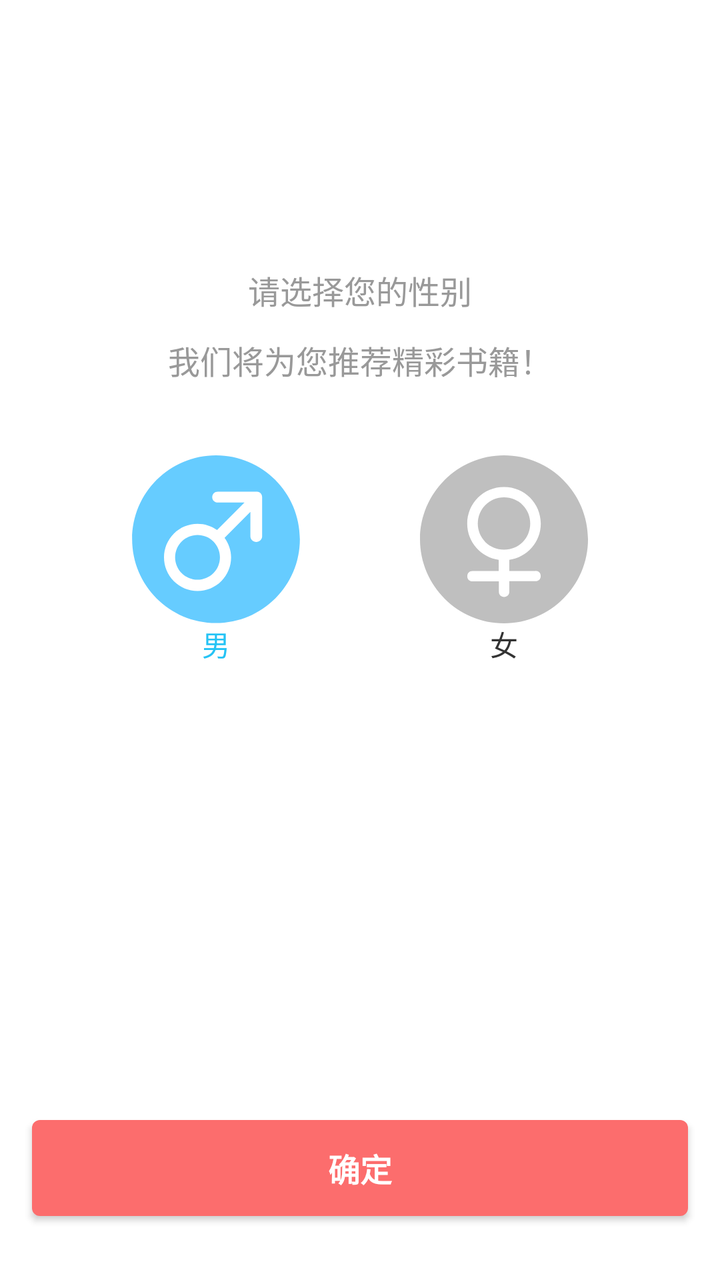
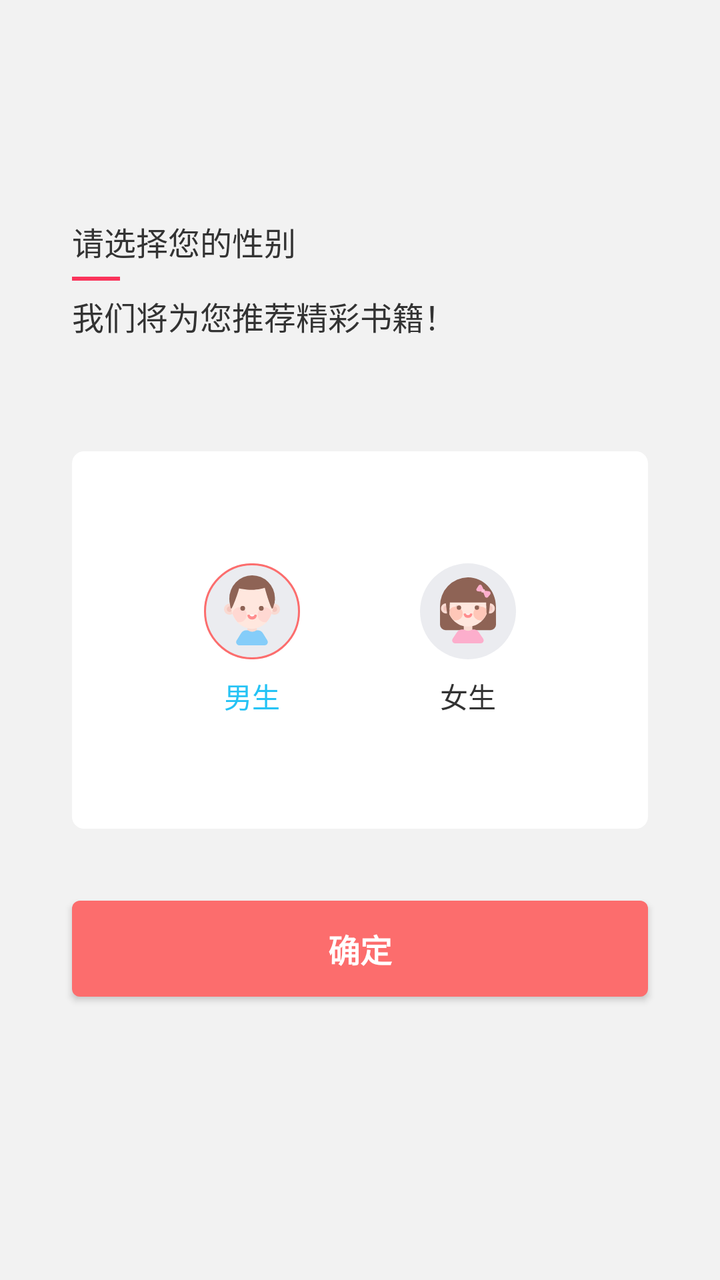

An Android layout rendered at two revisions. The XML below is the earlier revision; the diff shows what the commit changed to produce the second picture.
<!-- AndroidManifest.xml: application theme AppTheme -->
<!-- res/layout/activity_gender_choice.xml -->
<?xml version="1.0" encoding="utf-8"?>
<androidx.constraintlayout.widget.ConstraintLayout xmlns:android="http://schemas.android.com/apk/res/android"
    xmlns:app="http://schemas.android.com/apk/res-auto"
    android:layout_width="match_parent"
    android:layout_height="match_parent"
    android:background="@color/white"
    android:fitsSystemWindows="true">

    <TextView
        android:layout_width="wrap_content"
        android:layout_height="wrap_content"
        android:padding="@dimen/dp_36"
        android:gravity="center"
        android:text="@string/hint_select_your_gender"
        android:textColor="@color/txt_gray_999"
        android:lineSpacingMultiplier="1.5"
        android:textSize="@dimen/sp_16"
        app:layout_constraintBottom_toTopOf="@+id/rg_gender_register"
        app:layout_constraintLeft_toLeftOf="parent"
        app:layout_constraintRight_toRightOf="parent" />


    <RadioGroup
        android:id="@+id/rg_gender_register"
        android:layout_width="match_parent"
        android:layout_height="wrap_content"
        android:gravity="center"
        android:orientation="horizontal"
        app:layout_constraintBottom_toTopOf="@+id/btn_reg_gender_choice_confirm"
        app:layout_constraintTop_toTopOf="parent">

        <androidx.appcompat.widget.AppCompatRadioButton
            android:id="@+id/rb_gender_male_register"
            android:layout_width="wrap_content"
            android:layout_height="wrap_content"
            android:layout_marginEnd="30dp"
            android:button="@null"
            android:checked="true"
            android:drawableTop="@drawable/selector_gender_man_large"
            android:gravity="center_horizontal"
            android:text="@string/txt_male"
            android:textColor="@drawable/selector_gender_man_rb_txtcolor" />

        <androidx.appcompat.widget.AppCompatRadioButton
            android:id="@+id/rb_gender_female_register"
            android:layout_width="wrap_content"
            android:layout_height="wrap_content"
            android:layout_marginStart="30dp"
            android:button="@null"
            android:drawableTop="@drawable/selector_gender_female_large"
            android:gravity="center_horizontal"
            android:text="@string/txt_female"
            android:textColor="@drawable/selector_gender_rb_txtcolor" />
    </RadioGroup>

    <Button
        android:id="@+id/btn_reg_gender_choice_confirm"
        style="@style/Btn_Normal"
        android:layout_width="match_parent"
        android:layout_height="wrap_content"
        android:layout_marginStart="@dimen/dp_16"
        android:layout_marginEnd="@dimen/dp_16"
        android:layout_marginBottom="@dimen/dp_32"
        android:text="@string/txt_confirm"
        app:layout_constraintBottom_toBottomOf="parent" />

</androidx.constraintlayout.widget.ConstraintLayout>
<!-- resources referenced by this layout -->
<resources>
  <color name="txt_gray_999">#999999</color>
  <dimen name="dp_16">16dp</dimen>
  <dimen name="dp_32">32dp</dimen>
  <!-- drawable selector_gender_female_large (drawable) -->
  <?xml version="1.0" encoding="utf-8"?>
  <selector xmlns:android="http://schemas.android.com/apk/res/android">
      <item android:state_checked="true" android:drawable="@drawable/ic_female_large_select"/>
      <item android:state_checked="false" android:drawable="@drawable/ic_female_large_unselect"/>
  </selector>
  <!-- drawable selector_gender_man_large (drawable) -->
  <?xml version="1.0" encoding="utf-8"?>
  <selector xmlns:android="http://schemas.android.com/apk/res/android">
      <item android:state_checked="true" android:drawable="@drawable/ic_man_large_select"/>
      <item android:state_checked="false" android:drawable="@drawable/ic_man_large_unselect"/>
  </selector>
  <string name="txt_female">女</string>
  <string name="txt_male">男</string>
  <!-- drawable ic_female_large_select (drawable) -->
  <vector xmlns:android="http://schemas.android.com/apk/res/android"
      android:width="84dp"
      android:height="84dp"
      android:viewportWidth="1024"
      android:viewportHeight="1024">
      <path
          android:fillColor="#FF86AA"
          android:pathData="M512,0C230.4,0 0,230.4 0,512s230.4,512 512,512 512,-230.4 512,-512S793.6,0 512,0zM704,704c19.46,0 31.74,12.8 31.74,31.74s-12.8,31.74 -31.74,31.74h-159.74v64c0,19.46 -12.8,31.74 -31.74,31.74s-31.74,-12.8 -31.74,-31.74L480.77,768L320,768c-19.46,0 -31.74,-12.8 -31.74,-31.74s12.8,-31.74 31.74,-31.74h159.74v-67.07c-108.54,-15.87 -192,-108.54 -192,-220.67 0,-124.93 99.33,-224.26 224.26,-224.26s224.26,99.33 224.26,224.26c0,112.13 -82.94,204.8 -192,220.67v67.07h159.74z" />
      <path
          android:fillColor="#FF86AA"
          android:pathData="M671.74,415.74c0,-89.6 -70.66,-159.74 -159.74,-159.74S352.26,326.66 352.26,415.74s70.66,159.74 159.74,159.74 159.74,-69.63 159.74,-159.74z" />
  </vector>
  <!-- drawable ic_female_large_unselect (drawable) -->
  <vector xmlns:android="http://schemas.android.com/apk/res/android"
      android:width="84dp"
      android:height="84dp"
      android:viewportWidth="1024"
      android:viewportHeight="1024">
      <path
          android:fillColor="#bfbfbf"
          android:pathData="M512,0C230.4,0 0,230.4 0,512s230.4,512 512,512 512,-230.4 512,-512S793.6,0 512,0zM704,704c19.46,0 31.74,12.8 31.74,31.74s-12.8,31.74 -31.74,31.74h-159.74v64c0,19.46 -12.8,31.74 -31.74,31.74s-31.74,-12.8 -31.74,-31.74L480.77,768L320,768c-19.46,0 -31.74,-12.8 -31.74,-31.74s12.8,-31.74 31.74,-31.74h159.74v-67.07c-108.54,-15.87 -192,-108.54 -192,-220.67 0,-124.93 99.33,-224.26 224.26,-224.26s224.26,99.33 224.26,224.26c0,112.13 -82.94,204.8 -192,220.67v67.07h159.74z" />
      <path
          android:fillColor="#bfbfbf"
          android:pathData="M671.74,415.74c0,-89.6 -70.66,-159.74 -159.74,-159.74S352.26,326.66 352.26,415.74s70.66,159.74 159.74,159.74 159.74,-69.63 159.74,-159.74z" />
  </vector>
  <!-- drawable ic_man_large_select (drawable) -->
  <vector xmlns:android="http://schemas.android.com/apk/res/android"
      android:width="84dp"
      android:height="84dp"
      android:viewportWidth="1024"
      android:viewportHeight="1024">
    <path
        android:pathData="M512,0C229.8,0 0.77,229.03 0.77,511.23s229.03,511.23 511.23,511.23c282.2,0 511.23,-229.03 511.23,-511.23S794.2,0 512,0zM793.18,493.85c0,18.92 -16.87,34.25 -35.79,34.25s-35.79,-15.34 -35.79,-34.25L721.61,344.06l-157.46,158.48c25.05,34.76 39.88,76.17 39.88,119.63 0,54.7 -21.47,105.83 -59.81,144.68 -38.85,38.85 -89.98,59.81 -144.68,59.81 -54.7,0 -105.83,-21.47 -144.68,-59.81C216.51,728 195.04,676.36 195.04,621.66c0,-54.7 21.47,-105.83 59.81,-144.68 38.85,-38.85 89.98,-59.81 144.68,-59.81 43.45,0 84.35,13.29 119.12,38.34L685.82,287.82l-162.57,0c-18.92,0 -34.25,-14.31 -34.25,-33.23s15.34,-33.23 34.25,-33.23l238.75,0c18.92,0 31.19,14.83 31.19,33.74L793.18,493.85z"
        android:fillColor="#66CCFF"/>
    <path
        android:pathData="M399.53,485.67c-36.3,0 -70.55,14.31 -96.62,39.88 -53.17,53.17 -53.17,139.57 0,192.73 25.56,25.56 59.81,39.88 96.62,39.88 36.3,0 70.55,-14.31 96.62,-39.88 25.56,-25.56 39.88,-59.81 39.88,-96.62 0,-36.3 -14.31,-70.55 -39.88,-96.62C470.08,499.47 435.83,485.67 399.53,485.67z"
        android:fillColor="#66CCFF"/>
  </vector>
  <!-- drawable ic_man_large_unselect (drawable) -->
  <vector xmlns:android="http://schemas.android.com/apk/res/android"
      android:width="84dp"
      android:height="84dp"
      android:viewportWidth="1024"
      android:viewportHeight="1024">
      <path
          android:fillColor="#bfbfbf"
          android:pathData="M512,0C229.8,0 0.77,229.03 0.77,511.23s229.03,511.23 511.23,511.23c282.2,0 511.23,-229.03 511.23,-511.23S794.2,0 512,0zM793.18,493.85c0,18.92 -16.87,34.25 -35.79,34.25s-35.79,-15.34 -35.79,-34.25L721.61,344.06l-157.46,158.48c25.05,34.76 39.88,76.17 39.88,119.63 0,54.7 -21.47,105.83 -59.81,144.68 -38.85,38.85 -89.98,59.81 -144.68,59.81 -54.7,0 -105.83,-21.47 -144.68,-59.81C216.51,728 195.04,676.36 195.04,621.66c0,-54.7 21.47,-105.83 59.81,-144.68 38.85,-38.85 89.98,-59.81 144.68,-59.81 43.45,0 84.35,13.29 119.12,38.34L685.82,287.82l-162.57,0c-18.92,0 -34.25,-14.31 -34.25,-33.23s15.34,-33.23 34.25,-33.23l238.75,0c18.92,0 31.19,14.83 31.19,33.74L793.18,493.85z" />
      <path
          android:fillColor="#bfbfbf"
          android:pathData="M399.53,485.67c-36.3,0 -70.55,14.31 -96.62,39.88 -53.17,53.17 -53.17,139.57 0,192.73 25.56,25.56 59.81,39.88 96.62,39.88 36.3,0 70.55,-14.31 96.62,-39.88 25.56,-25.56 39.88,-59.81 39.88,-96.62 0,-36.3 -14.31,-70.55 -39.88,-96.62C470.08,499.47 435.83,485.67 399.53,485.67z" />
  </vector>
  <!-- unchanged entries left out for length: 18 -->
</resources>

<!-- the commit's change to res/layout/activity_gender_choice.xml (unified diff, before → after) -->
@@ -3,30 +3,40 @@
     xmlns:app="http://schemas.android.com/apk/res-auto"
     android:layout_width="match_parent"
     android:layout_height="match_parent"
-    android:background="@color/white"
+    android:background="@color/color_f2"
     android:fitsSystemWindows="true">
 
     <TextView
+        android:id="@+id/tv_gender_choice_title"
         android:layout_width="wrap_content"
         android:layout_height="wrap_content"
-        android:padding="@dimen/dp_36"
-        android:gravity="center"
+        app:layout_constraintLeft_toLeftOf="@+id/rg_gender_register"
+        android:lineSpacingMultiplier="1.6"
+        android:layout_marginBottom="@dimen/dp_56"
         android:text="@string/hint_select_your_gender"
-        android:textColor="@color/txt_gray_999"
-        android:lineSpacingMultiplier="1.5"
+        android:textColor="@color/txt_black"
         android:textSize="@dimen/sp_16"
-        app:layout_constraintBottom_toTopOf="@+id/rg_gender_register"
-        app:layout_constraintLeft_toLeftOf="parent"
-        app:layout_constraintRight_toRightOf="parent" />
+        app:layout_constraintBottom_toTopOf="@+id/rg_gender_register" />
 
+    <View
+        app:layout_constraintLeft_toLeftOf="@+id/tv_gender_choice_title"
+        app:layout_constraintBottom_toBottomOf="@+id/tv_gender_choice_title"
+        app:layout_constraintTop_toTopOf="@+id/tv_gender_choice_title"
+        android:layout_width="@dimen/dp_24"
+        android:background="@color/col_red_fa345b"
+        android:layout_height="@dimen/dp_2"/>
 
     <RadioGroup
         android:id="@+id/rg_gender_register"
         android:layout_width="match_parent"
         android:layout_height="wrap_content"
+        android:paddingTop="@dimen/dp_56"
+        android:paddingBottom="@dimen/dp_56"
+        android:layout_margin="@dimen/dp_36"
         android:gravity="center"
+        android:background="@drawable/shape_round_whitebg"
         android:orientation="horizontal"
-        app:layout_constraintBottom_toTopOf="@+id/btn_reg_gender_choice_confirm"
+        app:layout_constraintBottom_toBottomOf="parent"
         app:layout_constraintTop_toTopOf="parent">
 
         <androidx.appcompat.widget.AppCompatRadioButton
@@ -36,7 +46,8 @@
             android:layout_marginEnd="30dp"
             android:button="@null"
             android:checked="true"
-            android:drawableTop="@drawable/selector_gender_man_large"
+            android:drawableTop="@drawable/selector_gender_boy_top_icon"
+            android:drawablePadding="@dimen/dp_8"
             android:gravity="center_horizontal"
             android:text="@string/txt_male"
             android:textColor="@drawable/selector_gender_man_rb_txtcolor" />
@@ -47,7 +58,8 @@
             android:layout_height="wrap_content"
             android:layout_marginStart="30dp"
             android:button="@null"
-            android:drawableTop="@drawable/selector_gender_female_large"
+            android:drawableTop="@drawable/selector_gender_girl_top_icon"
+            android:drawablePadding="@dimen/dp_8"
             android:gravity="center_horizontal"
             android:text="@string/txt_female"
             android:textColor="@drawable/selector_gender_rb_txtcolor" />
@@ -57,11 +69,9 @@
         android:id="@+id/btn_reg_gender_choice_confirm"
         style="@style/Btn_Normal"
         android:layout_width="match_parent"
+        app:layout_constraintTop_toBottomOf="@+id/rg_gender_register"
         android:layout_height="wrap_content"
-        android:layout_marginStart="@dimen/dp_16"
-        android:layout_marginEnd="@dimen/dp_16"
-        android:layout_marginBottom="@dimen/dp_32"
-        android:text="@string/txt_confirm"
-        app:layout_constraintBottom_toBottomOf="parent" />
+        android:layout_margin="@dimen/dp_36"
+        android:text="@string/txt_confirm"/>
 
 </androidx.constraintlayout.widget.ConstraintLayout>
<!-- resource entries referenced after the edit -->
@@ -1,74 +1,36 @@
 <!-- resources referenced by this layout -->
 <resources>
-  <color name="txt_gray_999">#999999</color>
-  <dimen name="dp_16">16dp</dimen>
-  <dimen name="dp_32">32dp</dimen>
-  <!-- drawable selector_gender_female_large (drawable) -->
+  <color name="col_red_fa345b">#FA345B</color>
+  <color name="color_f2">#f2f2f2</color>
+  <dimen name="dp_2">2dp</dimen>
+  <dimen name="dp_24">24dp</dimen>
+  <dimen name="dp_56">56dp</dimen>
+  <dimen name="dp_8">8dp</dimen>
+  <!-- drawable selector_gender_boy_top_icon (drawable) -->
   <?xml version="1.0" encoding="utf-8"?>
   <selector xmlns:android="http://schemas.android.com/apk/res/android">
-      <item android:state_checked="true" android:drawable="@drawable/ic_female_large_select"/>
-      <item android:state_checked="false" android:drawable="@drawable/ic_female_large_unselect"/>
+      <item android:drawable="@drawable/ic_gender_boy_check" android:state_checked="true"/>
+      <item android:drawable="@drawable/ic_gender_boy_uncheck" android:state_checked="false"/>
   </selector>
-  <!-- drawable selector_gender_man_large (drawable) -->
+  <!-- drawable selector_gender_girl_top_icon (drawable) -->
   <?xml version="1.0" encoding="utf-8"?>
   <selector xmlns:android="http://schemas.android.com/apk/res/android">
-      <item android:state_checked="true" android:drawable="@drawable/ic_man_large_select"/>
-      <item android:state_checked="false" android:drawable="@drawable/ic_man_large_unselect"/>
+      <item android:drawable="@drawable/ic_gender_girl_check" android:state_checked="true"/>
+      <item android:drawable="@drawable/ic_gender_girl_uncheck" android:state_checked="false"/>
   </selector>
-  <string name="txt_female">女</string>
-  <string name="txt_male">男</string>
-  <!-- drawable ic_female_large_select (drawable) -->
-  <vector xmlns:android="http://schemas.android.com/apk/res/android"
-      android:width="84dp"
-      android:height="84dp"
-      android:viewportWidth="1024"
-      android:viewportHeight="1024">
-      <path
-          android:fillColor="#FF86AA"
-          android:pathData="M512,0C230.4,0 0,230.4 0,512s230.4,512 512,512 512,-230.4 512,-512S793.6,0 512,0zM704,704c19.46,0 31.74,12.8 31.74,31.74s-12.8,31.74 -31.74,31.74h-159.74v64c0,19.46 -12.8,31.74 -31.74,31.74s-31.74,-12.8 -31.74,-31.74L480.77,768L320,768c-19.46,0 -31.74,-12.8 -31.74,-31.74s12.8,-31.74 31.74,-31.74h159.74v-67.07c-108.54,-15.87 -192,-108.54 -192,-220.67 0,-124.93 99.33,-224.26 224.26,-224.26s224.26,99.33 224.26,224.26c0,112.13 -82.94,204.8 -192,220.67v67.07h159.74z" />
-      <path
-          android:fillColor="#FF86AA"
-          android:pathData="M671.74,415.74c0,-89.6 -70.66,-159.74 -159.74,-159.74S352.26,326.66 352.26,415.74s70.66,159.74 159.74,159.74 159.74,-69.63 159.74,-159.74z" />
-  </vector>
-  <!-- drawable ic_female_large_unselect (drawable) -->
-  <vector xmlns:android="http://schemas.android.com/apk/res/android"
-      android:width="84dp"
-      android:height="84dp"
-      android:viewportWidth="1024"
-      android:viewportHeight="1024">
-      <path
-          android:fillColor="#bfbfbf"
-          android:pathData="M512,0C230.4,0 0,230.4 0,512s230.4,512 512,512 512,-230.4 512,-512S793.6,0 512,0zM704,704c19.46,0 31.74,12.8 31.74,31.74s-12.8,31.74 -31.74,31.74h-159.74v64c0,19.46 -12.8,31.74 -31.74,31.74s-31.74,-12.8 -31.74,-31.74L480.77,768L320,768c-19.46,0 -31.74,-12.8 -31.74,-31.74s12.8,-31.74 31.74,-31.74h159.74v-67.07c-108.54,-15.87 -192,-108.54 -192,-220.67 0,-124.93 99.33,-224.26 224.26,-224.26s224.26,99.33 224.26,224.26c0,112.13 -82.94,204.8 -192,220.67v67.07h159.74z" />
-      <path
-          android:fillColor="#bfbfbf"
-          android:pathData="M671.74,415.74c0,-89.6 -70.66,-159.74 -159.74,-159.74S352.26,326.66 352.26,415.74s70.66,159.74 159.74,159.74 159.74,-69.63 159.74,-159.74z" />
-  </vector>
-  <!-- drawable ic_man_large_select (drawable) -->
-  <vector xmlns:android="http://schemas.android.com/apk/res/android"
-      android:width="84dp"
-      android:height="84dp"
-      android:viewportWidth="1024"
-      android:viewportHeight="1024">
-    <path
-        android:pathData="M512,0C229.8,0 0.77,229.03 0.77,511.23s229.03,511.23 511.23,511.23c282.2,0 511.23,-229.03 511.23,-511.23S794.2,0 512,0zM793.18,493.85c0,18.92 -16.87,34.25 -35.79,34.25s-35.79,-15.34 -35.79,-34.25L721.61,344.06l-157.46,158.48c25.05,34.76 39.88,76.17 39.88,119.63 0,54.7 -21.47,105.83 -59.81,144.68 -38.85,38.85 -89.98,59.81 -144.68,59.81 -54.7,0 -105.83,-21.47 -144.68,-59.81C216.51,728 195.04,676.36 195.04,621.66c0,-54.7 21.47,-105.83 59.81,-144.68 38.85,-38.85 89.98,-59.81 144.68,-59.81 43.45,0 84.35,13.29 119.12,38.34L685.82,287.82l-162.57,0c-18.92,0 -34.25,-14.31 -34.25,-33.23s15.34,-33.23 34.25,-33.23l238.75,0c18.92,0 31.19,14.83 31.19,33.74L793.18,493.85z"
-        android:fillColor="#66CCFF"/>
-    <path
-        android:pathData="M399.53,485.67c-36.3,0 -70.55,14.31 -96.62,39.88 -53.17,53.17 -53.17,139.57 0,192.73 25.56,25.56 59.81,39.88 96.62,39.88 36.3,0 70.55,-14.31 96.62,-39.88 25.56,-25.56 39.88,-59.81 39.88,-96.62 0,-36.3 -14.31,-70.55 -39.88,-96.62C470.08,499.47 435.83,485.67 399.53,485.67z"
-        android:fillColor="#66CCFF"/>
-  </vector>
-  <!-- drawable ic_man_large_unselect (drawable) -->
-  <vector xmlns:android="http://schemas.android.com/apk/res/android"
-      android:width="84dp"
-      android:height="84dp"
-      android:viewportWidth="1024"
-      android:viewportHeight="1024">
-      <path
-          android:fillColor="#bfbfbf"
-          android:pathData="M512,0C229.8,0 0.77,229.03 0.77,511.23s229.03,511.23 511.23,511.23c282.2,0 511.23,-229.03 511.23,-511.23S794.2,0 512,0zM793.18,493.85c0,18.92 -16.87,34.25 -35.79,34.25s-35.79,-15.34 -35.79,-34.25L721.61,344.06l-157.46,158.48c25.05,34.76 39.88,76.17 39.88,119.63 0,54.7 -21.47,105.83 -59.81,144.68 -38.85,38.85 -89.98,59.81 -144.68,59.81 -54.7,0 -105.83,-21.47 -144.68,-59.81C216.51,728 195.04,676.36 195.04,621.66c0,-54.7 21.47,-105.83 59.81,-144.68 38.85,-38.85 89.98,-59.81 144.68,-59.81 43.45,0 84.35,13.29 119.12,38.34L685.82,287.82l-162.57,0c-18.92,0 -34.25,-14.31 -34.25,-33.23s15.34,-33.23 34.25,-33.23l238.75,0c18.92,0 31.19,14.83 31.19,33.74L793.18,493.85z" />
-      <path
-          android:fillColor="#bfbfbf"
-          android:pathData="M399.53,485.67c-36.3,0 -70.55,14.31 -96.62,39.88 -53.17,53.17 -53.17,139.57 0,192.73 25.56,25.56 59.81,39.88 96.62,39.88 36.3,0 70.55,-14.31 96.62,-39.88 25.56,-25.56 39.88,-59.81 39.88,-96.62 0,-36.3 -14.31,-70.55 -39.88,-96.62C470.08,499.47 435.83,485.67 399.53,485.67z" />
-  </vector>
+  <!-- drawable shape_round_whitebg (drawable) -->
+  <?xml version="1.0" encoding="utf-8"?>
+  <shape xmlns:android="http://schemas.android.com/apk/res/android">
+      <corners android:radius="@dimen/dp_6" />
+      <solid android:color="@color/white" />
+  </shape>
+  <string name="txt_female">女生</string>
+  <string name="txt_male">男生</string>
+  <!-- drawable ic_gender_boy_check: vector/xml drawable (drawable, 3300 chars, omitted) -->
+  <!-- drawable ic_gender_boy_uncheck: vector/xml drawable (drawable, 3106 chars, omitted) -->
+  <!-- drawable ic_gender_girl_check: vector/xml drawable (drawable, 5227 chars, omitted) -->
+  <!-- drawable ic_gender_girl_uncheck: vector/xml drawable (drawable, 5031 chars, omitted) -->
+  <dimen name="dp_6">6dp</dimen>
   <!-- unchanged entries left out for length: 18 -->
 </resources>
 
